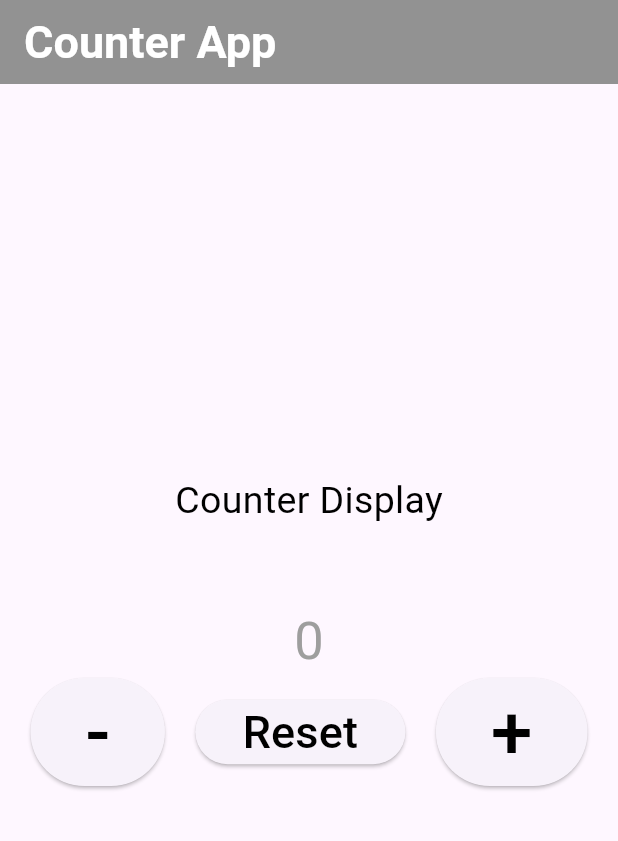
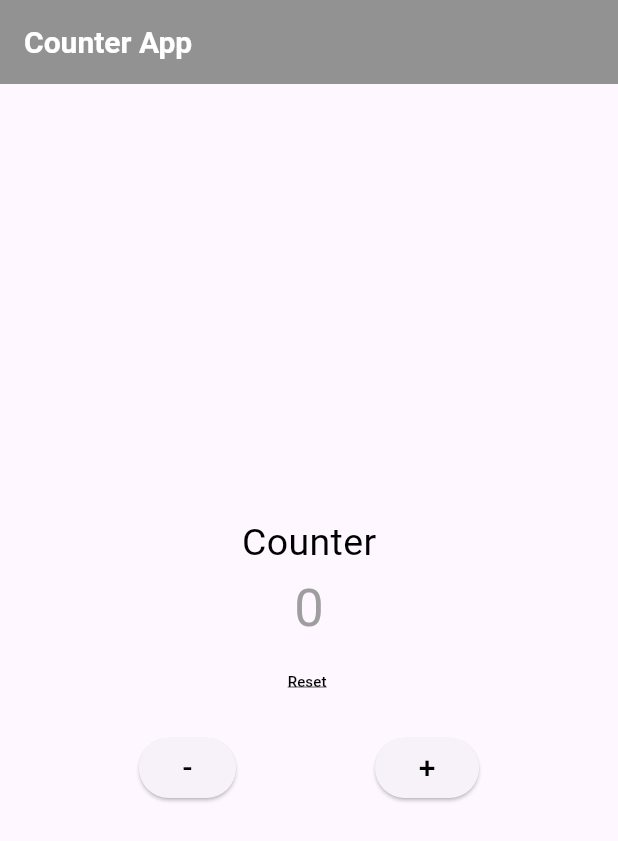
Before and after one commit to nbr9097/flutter_simple_projects, a Flutter app: the screen it shows after launch, on a phone screen of 412 x 824 dp. Shown: the top 841 px of the screen. Run offline on Flutter 3.47's test engine with Material 3 defaults, Android fonts, the phone set to English and light mode, and no system bars; our stand-ins replace google_fonts.

Commit message:
Ui edited for counter app

```diff
--- a/counter_app/lib/body_container.dart
+++ b/counter_app/lib/body_container.dart
@@ -15,20 +15,20 @@ class _BodyContainerState extends State<BodyContainer> {
     return Scaffold(
       appBar: AppBar(
         title: Text('Counter App'),
-        titleTextStyle: TextStyle(fontWeight: FontWeight.bold, fontSize: 30),
+        titleTextStyle: TextStyle(fontWeight: FontWeight.bold, fontSize: 20),
         backgroundColor: const Color.fromARGB(255, 146, 146, 146),
       ),
       body: Column(
+        mainAxisAlignment: MainAxisAlignment.center,
         children: [
-          Padding(padding: const EdgeInsets.fromLTRB(20, 250, 20, 10)),
           Text(
-            'Counter Display',
+            'Counter',
             style: TextStyle(
               fontSize: 25,
               color: const Color.fromARGB(255, 0, 0, 0),
             ),
           ),
-          SizedBox(height: 50),
+          // SizedBox(height: 50),
           Consumer<CounterProvider>(
             builder: (context, value, child) {
               return Text(
@@ -40,38 +40,30 @@ class _BodyContainerState extends State<BodyContainer> {
               );
             },
           ),
-          Spacer(),
-          Padding(
-            padding: const EdgeInsets.only(bottom:300),
-            child: Row(
+          TextButton(
+            onPressed: () => context.read<CounterProvider>().reset(),
+            child: Text("Reset ", style: TextStyle(fontSize: 10,decoration: TextDecoration.underline,color: Colors.black)),
+          ),
+          SizedBox(height: 10),
+          Row(
             mainAxisAlignment: MainAxisAlignment.spaceEvenly,
             children: [
               ElevatedButton(
                 style: ElevatedButton.styleFrom(
                   foregroundColor: Colors.black,
                 ),
-                  onPressed: () =>
-                      context.read<CounterProvider>().decrement(),
-                  child: Text(" - ", style: TextStyle(fontSize: 50)),
+                onPressed: () => context.read<CounterProvider>().decrement(),
+                child: Text(" - ", style: TextStyle(fontSize: 20)),
               ),
+
               ElevatedButton(
                 style: ElevatedButton.styleFrom(
                   foregroundColor: Colors.black,
                 ),
-                  onPressed: () =>
-                      context.read<CounterProvider>().reset(),
-                  child: Text(" Reset ", style: TextStyle(fontSize: 30)),
-                ),
-                ElevatedButton(
-                  style: ElevatedButton.styleFrom(
-                    foregroundColor: Colors.black,
-                  ),
-                  onPressed: () =>
-                      context.read<CounterProvider>().increment(),
-                  child: Text(" + ", style: TextStyle(fontSize: 50)),
+                onPressed: () => context.read<CounterProvider>().increment(),
+                child: Text(" + ", style: TextStyle(fontSize: 20)),
               ),
             ],
-            ),
           ),
         ],
       ),
```
Lines whose indentation alone changed are shown as unchanged.
